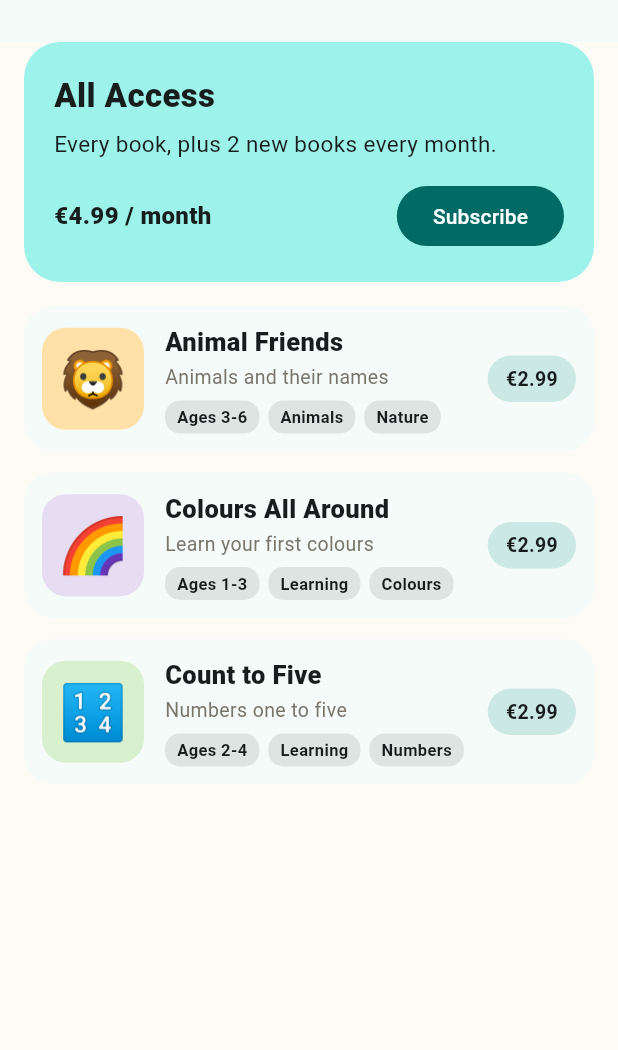
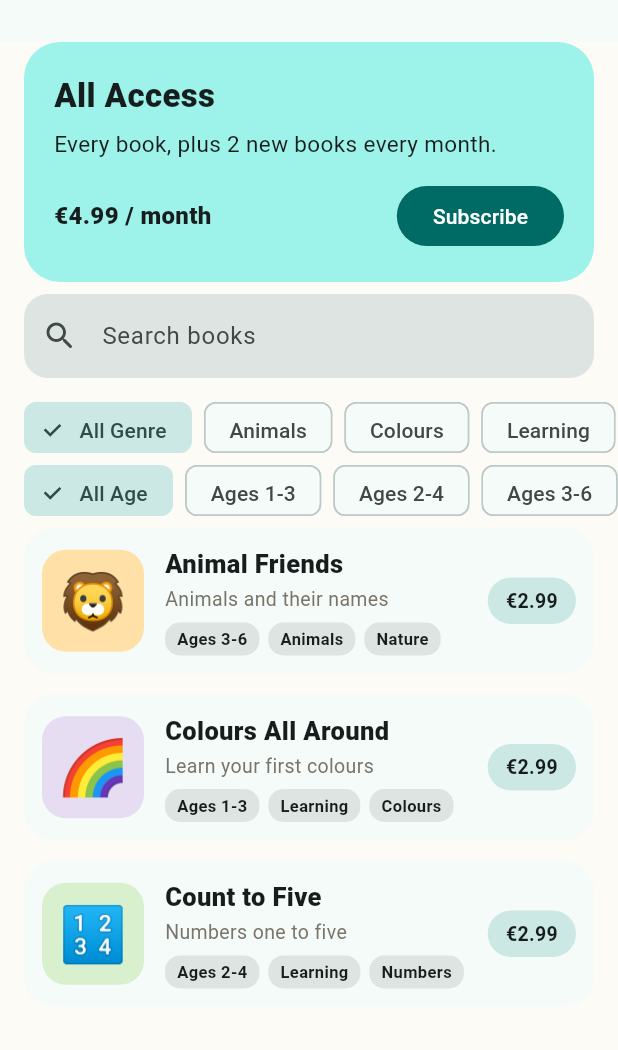
Before and after one commit to damiapp/kids-books, a Flutter app: the screen it shows once a user with an empty profile is signed in, on a phone screen of 412 x 824 dp, the part 186-1236 px from its top. Run offline on Flutter 3.47's test engine with Material 3 defaults, Android fonts, the phone set to English and light mode, and no system bars; our stand-ins replace firebase_auth, firebase_core, shared_preferences; missing offline and left inert: purchases_flutter; accounts and stored records are empty.

Commit message:
Add search and genre/age filters to the shelf (Phase 1/4)
The shelf now has a search field plus two rows of filter chips (by
genre, by age range) above the book list, filtering BookCatalog.books
locally. Converts ShelfScreen to a StatefulWidget to hold the
search/filter state; sign-out and navigation logic are unchanged.

First of four planned additions: filters/search, read-aloud
narration, continue-reading + favorites, then multiple kid profiles.
Co-Authored-By: Claude Sonnet 5 <noreply@anthropic.com>
Claude-Session: https://claude.ai/code/session_01HfN1WFWwEEC8eDXrWps3Gx

```diff
--- a/lib/screens/shelf_screen.dart
+++ b/lib/screens/shelf_screen.dart
@@ -8,22 +8,40 @@ import 'landing_screen.dart';
 import 'paywall_screen.dart';
 import 'reader_screen.dart';
 
-/// Home: the bookshelf, with an all-access banner on top.
-class ShelfScreen extends StatelessWidget {
+/// Home: the bookshelf, with an all-access banner, search, and genre/age
+/// filters on top.
+class ShelfScreen extends StatefulWidget {
   const ShelfScreen({super.key, required this.entitlements, this.auth});
 
   final EntitlementService entitlements;
   final AuthService? auth;
 
+  @override
+  State<ShelfScreen> createState() => _ShelfScreenState();
+}
+
+class _ShelfScreenState extends State<ShelfScreen> {
+  final _searchController = TextEditingController();
+  String _query = '';
+  String? _selectedGenre;
+  String? _selectedAge;
+
+  @override
+  void dispose() {
+    _searchController.dispose();
+    super.dispose();
+  }
+
   void _openBook(BuildContext context, Book book) {
     Navigator.of(context).push(MaterialPageRoute(
-      builder: (_) => ReaderScreen(entitlements: entitlements, book: book),
+      builder: (_) =>
+          ReaderScreen(entitlements: widget.entitlements, book: book),
     ));
   }
 
   void _openSubscribe(BuildContext context) {
     Navigator.of(context).push(MaterialPageRoute(
-      builder: (_) => PaywallScreen(entitlements: entitlements),
+      builder: (_) => PaywallScreen(entitlements: widget.entitlements),
     ));
   }
 
@@ -33,26 +51,51 @@ class ShelfScreen extends StatelessWidget {
   // on sign-out. So sign-out has to navigate explicitly, the same way.
   Future<void> _signOut(BuildContext context) async {
     final navigator = Navigator.of(context);
-    await auth?.signOut();
+    await widget.auth?.signOut();
     if (!context.mounted) return;
     navigator.pushAndRemoveUntil(
       MaterialPageRoute(
-        builder: (_) => LandingScreen(entitlements: entitlements, auth: auth!),
+        builder: (_) => LandingScreen(
+            entitlements: widget.entitlements, auth: widget.auth!),
       ),
       (route) => false,
     );
   }
 
+  List<Book> get _filteredBooks {
+    final query = _query.trim().toLowerCase();
+    return BookCatalog.books.where((book) {
+      if (_selectedGenre != null && !book.genres.contains(_selectedGenre)) {
+        return false;
+      }
+      if (_selectedAge != null && book.ageRange != _selectedAge) {
+        return false;
+      }
+      if (query.isNotEmpty &&
+          !book.title.toLowerCase().contains(query) &&
+          !book.subtitle.toLowerCase().contains(query)) {
+        return false;
+      }
+      return true;
+    }).toList();
+  }
+
   @override
   Widget build(BuildContext context) {
+    final genres = {for (final b in BookCatalog.books) ...b.genres}.toList()
+      ..sort();
+    final ages = {for (final b in BookCatalog.books) b.ageRange}.toList()
+      ..sort();
+    final books = _filteredBooks;
+
     return Scaffold(
       drawer: _ShelfDrawer(
-        entitlements: entitlements,
+        entitlements: widget.entitlements,
         onSubscribeTap: () => _openSubscribe(context),
-        onSignOutTap: auth == null ? null : () => _signOut(context),
+        onSignOutTap: widget.auth == null ? null : () => _signOut(context),
       ),
       body: ListenableBuilder(
-        listenable: entitlements,
+        listenable: widget.entitlements,
         builder: (context, _) {
           return CustomScrollView(
             slivers: [
@@ -63,22 +106,80 @@ class ShelfScreen extends StatelessWidget {
               SliverToBoxAdapter(
                 child: Padding(
                   padding: const EdgeInsets.fromLTRB(16, 0, 16, 8),
-                  child: entitlements.subscriptionActive
+                  child: widget.entitlements.subscriptionActive
                       ? const _AllAccessBadge()
                       : _SubscribeBanner(onTap: () => _openSubscribe(context)),
                 ),
               ),
+              SliverToBoxAdapter(
+                child: Padding(
+                  padding: const EdgeInsets.fromLTRB(16, 0, 16, 8),
+                  child: TextField(
+                    controller: _searchController,
+                    onChanged: (value) => setState(() => _query = value),
+                    decoration: InputDecoration(
+                      hintText: 'Search books',
+                      prefixIcon: const Icon(Icons.search_rounded),
+                      suffixIcon: _query.isEmpty
+                          ? null
+                          : IconButton(
+                              icon: const Icon(Icons.clear_rounded),
+                              onPressed: () {
+                                _searchController.clear();
+                                setState(() => _query = '');
+                              },
+                            ),
+                      filled: true,
+                      border: OutlineInputBorder(
+                        borderRadius: BorderRadius.circular(16),
+                        borderSide: BorderSide.none,
+                      ),
+                    ),
+                  ),
+                ),
+              ),
+              SliverToBoxAdapter(
+                child: _FilterRow(
+                  label: 'Genre',
+                  options: genres,
+                  selected: _selectedGenre,
+                  onSelected: (value) =>
+                      setState(() => _selectedGenre = value),
+                ),
+              ),
+              SliverToBoxAdapter(
+                child: _FilterRow(
+                  label: 'Age',
+                  options: ages,
+                  optionLabel: (age) => 'Ages $age',
+                  selected: _selectedAge,
+                  onSelected: (value) => setState(() => _selectedAge = value),
+                ),
+              ),
+              if (books.isEmpty)
+                const SliverPadding(
+                  padding: EdgeInsets.fromLTRB(16, 32, 16, 16),
+                  sliver: SliverToBoxAdapter(
+                    child: Center(
+                      child: Text(
+                        'No books match — try a different filter.',
+                        style: TextStyle(fontSize: 15),
+                      ),
+                    ),
+                  ),
+                )
+              else
                 SliverPadding(
                   padding: const EdgeInsets.fromLTRB(16, 8, 16, 28),
                   sliver: SliverList.separated(
-                  itemCount: BookCatalog.books.length,
+                    itemCount: books.length,
                     separatorBuilder: (_, __) => const SizedBox(height: 14),
                     itemBuilder: (context, i) {
-                    final book = BookCatalog.books[i];
+                      final book = books[i];
                       return _BookRow(
                         book: book,
-                      owned: entitlements.hasFullAccess(book.id),
-                      subscribed: entitlements.subscriptionActive,
+                        owned: widget.entitlements.hasFullAccess(book.id),
+                        subscribed: widget.entitlements.subscriptionActive,
                         onTap: () => _openBook(context, book),
                       );
                     },
@@ -87,6 +188,53 @@ class ShelfScreen extends StatelessWidget {
             ],
           );
         },
+      ),
+    );
+  }
+}
+
+class _FilterRow extends StatelessWidget {
+  const _FilterRow({
+    required this.label,
+    required this.options,
+    required this.selected,
+    required this.onSelected,
+    this.optionLabel,
+  });
+
+  final String label;
+  final List<String> options;
+  final String? selected;
+  final ValueChanged<String?> onSelected;
+  final String Function(String option)? optionLabel;
+
+  @override
+  Widget build(BuildContext context) {
+    if (options.isEmpty) return const SizedBox.shrink();
+    return SizedBox(
+      height: 42,
+      child: ListView(
+        scrollDirection: Axis.horizontal,
+        padding: const EdgeInsets.symmetric(horizontal: 16),
+        children: [
+          Padding(
+            padding: const EdgeInsets.only(right: 8, top: 8),
+            child: ChoiceChip(
+              label: Text('All $label'),
+              selected: selected == null,
+              onSelected: (_) => onSelected(null),
+            ),
+          ),
+          for (final option in options)
+            Padding(
+              padding: const EdgeInsets.only(right: 8, top: 8),
+              child: ChoiceChip(
+                label: Text(optionLabel?.call(option) ?? option),
+                selected: selected == option,
+                onSelected: (_) => onSelected(selected == option ? null : option),
+              ),
+            ),
+        ],
       ),
     );
   }
```
Lines whose indentation alone changed are shown as unchanged.
